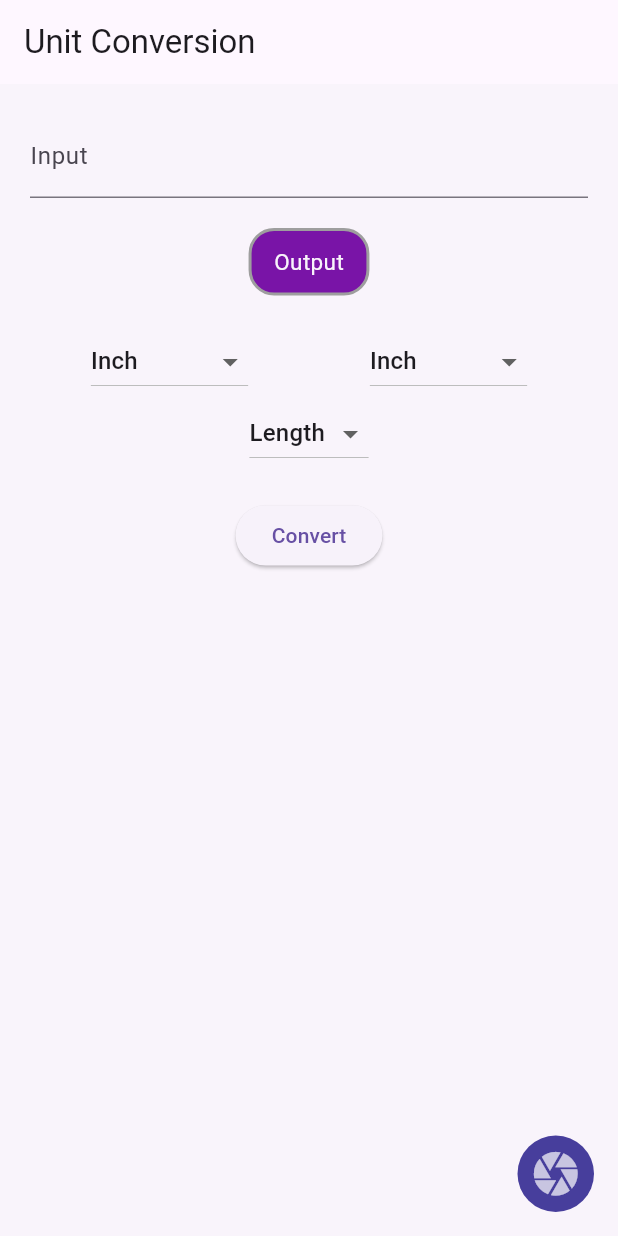
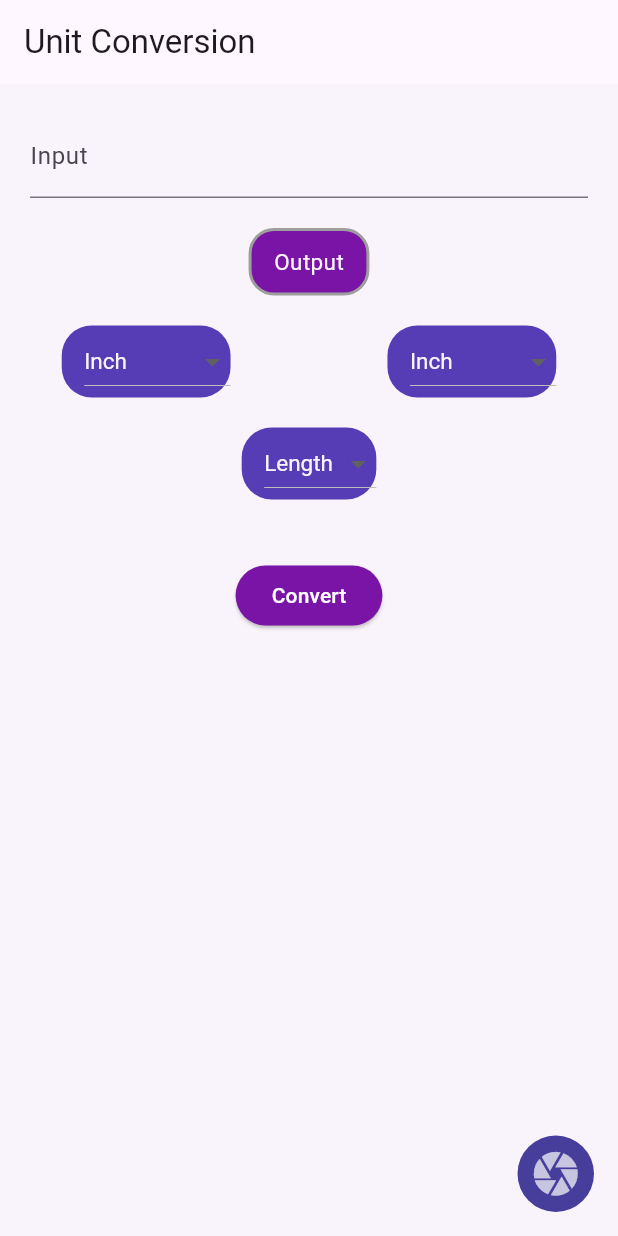
Before and after one commit to AMfaraz/Unit-Converter, a Flutter app: the screen it shows after launch, after a tap on the "camera" icon, on a phone screen of 412 x 824 dp. Run offline on Flutter 3.47's test engine with Material 3 defaults, Android fonts, the light colour scheme and no system bars; our stand-ins replace image_cropper, image_picker; missing offline and left inert: google_mlkit_text_recognition, units_converter.

Commit message:
Did some error handling to optimise user experience

```diff
--- a/lib/screens/convo.dart
+++ b/lib/screens/convo.dart
@@ -66,13 +66,36 @@ class _ConvoScreenState extends State<ConvoScreen> {
       // setState(() {
       //   _inputController.text=value;
       // });
+      Map<String,String> regexed=regexing(value);
+
+      if(regexed["value"]==null || !shortToLong.containsKey(regexed["unit"]) ){
+           showDialog(context: context,builder: (BuildContext context) {
+        return AlertDialog(
+          title:  const Text("Error"),
+          content:  const Text("No meausrement found for conversion"),
+          actions: <Widget>[
+            TextButton(
+              style: TextButton.styleFrom(
+                textStyle: Theme.of(context).textTheme.labelLarge,
+              ),
+              child: const Text('Disable'),
+              onPressed: () {
+                Navigator.of(context).pop();
+              },
+            ),],
+        );
+      },);
+      }
+
+      else{
       Navigator.push(
           context,
           MaterialPageRoute(
               builder: (context) => PicConvertScreen(
                     img: imageFile!,
-                    value: regexing(value),
-                  )));
+                    value: regexed["value"]!,
+                    unit: regexed["unit"]!,
+                  )));}
     }
   }
 
@@ -133,6 +156,10 @@ class _ConvoScreenState extends State<ConvoScreen> {
                       valueList: inputList,
                       func: inputChange),
 
+                  const SizedBox(
+                    width: 20,
+                  ),
+
                   //to
                   DropDownSelection(
                       value: outputType,
@@ -140,16 +167,25 @@ class _ConvoScreenState extends State<ConvoScreen> {
                       func: outputChange),
                 ],
               ),
-
+              const SizedBox(
+                height: 20,
+              ),
               //category
               DropDownSelection(
                   value: categoryValue,
                   valueList: categoryList,
                   func: categoryChange),
 
+              const SizedBox(
+                height: 20,
+              ),
+
               Container(
                 margin: const EdgeInsets.all(20),
                 child: ElevatedButton(
+                  style: ElevatedButton.styleFrom(
+                    backgroundColor: mainColor,
+                  ),
                   onPressed: () {
                     final String answer = _converter.convert(
                         inputType, outputType, _inputController.text);
@@ -157,7 +193,7 @@ class _ConvoScreenState extends State<ConvoScreen> {
                       result = answer;
                     });
                   },
-                  child: const Text("Convert"),
+                  child: const Text("Convert",style:TextStyle(color: Colors.white),),
                 ),
               )
             ],
--- a/lib/utils/colors.dart
+++ b/lib/utils/colors.dart
@@ -3,3 +3,4 @@ import 'package:flutter/material.dart';
 const backgroudColor=Color.fromRGBO(249, 244, 251,1);
 const secondaryColor=Color.fromRGBO(27, 16, 132,0.8);
 const mainColor=Color.fromRGBO(121, 20, 167,1);
+const buttonColor=Color.fromRGBO(87, 61, 181, 1);
--- a/lib/utils/utils_function.dart
+++ b/lib/utils/utils_function.dart
@@ -4,7 +4,7 @@ import 'package:image_picker/image_picker.dart';
 // import 'package:google_mlkit_commons/google_mlkit_commons.dart';
 import 'package:google_mlkit_text_recognition/google_mlkit_text_recognition.dart';
 import 'package:image_cropper/image_cropper.dart';
-import 'package:unit_convo/utils/unit_lists.dart';
+// import 'package:unit_convo/utils/unit_lists.dart';
 
 Future<XFile?> getImage(ImageSource source) async {
   XFile? imageFile;
--- a/lib/widget/drop_down_selection.dart
+++ b/lib/widget/drop_down_selection.dart
@@ -1,23 +1,39 @@
 import 'package:flutter/material.dart';
+import 'package:unit_convo/utils/colors.dart';
 
 class DropDownSelection extends StatelessWidget {
   final String value;
   final List<String> valueList;
   final func;
 
-  const DropDownSelection({super.key,this.value="hello",required this.valueList,required this.func});
+  const DropDownSelection(
+      {super.key,
+      this.value = "hello",
+      required this.valueList,
+      required this.func});
 
   @override
   Widget build(BuildContext context) {
-    return DropdownButton(
+    return Container(
+      padding: const EdgeInsets.only(left: 15),
+      decoration: BoxDecoration(
+        color: buttonColor,
+        borderRadius: BorderRadius.circular(20),
+      ),
+      child: DropdownButton(
+        elevation: 5,
+        borderRadius: BorderRadius.circular(30),
+        style: const TextStyle(color: backgroudColor, fontSize: 15),
+        dropdownColor: buttonColor,
         value: value,
         items: valueList
             .map((e) => DropdownMenuItem(
+                  value: e,
                   child: Text(e),
-                        value: e,
                 ))
             .toList(),
         onChanged: func,
+      ),
     );
   }
 }
```
Also changed, not shown: lib/screens/pic_convert_screen.dart (+9 -11 lines). Lines whose indentation alone changed are shown as unchanged.
